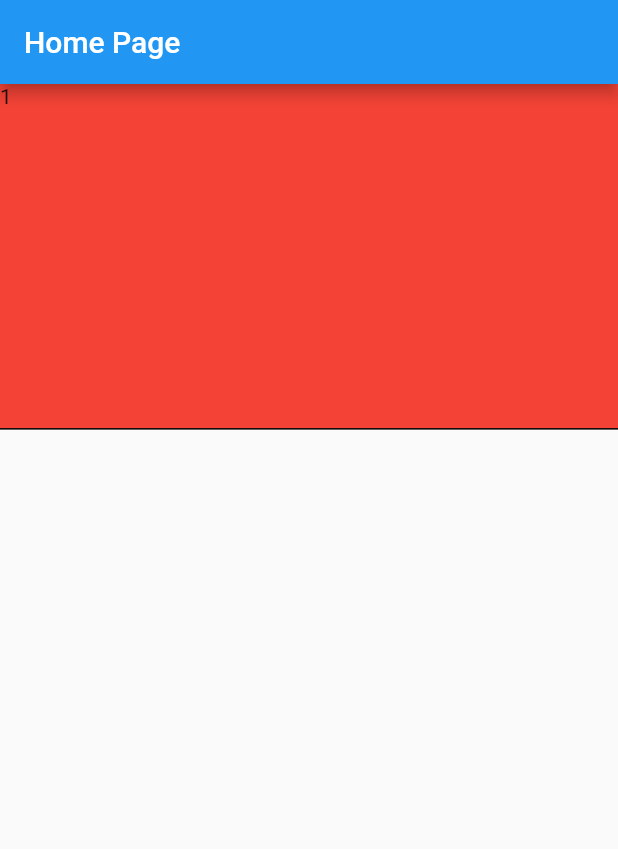
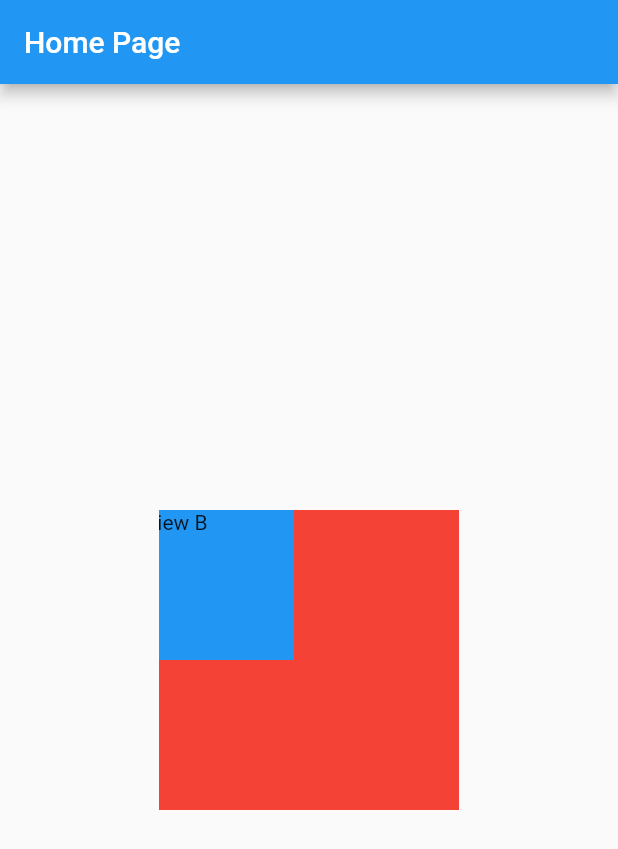
Before and after one commit to phamtanphat/flutter_widget_02022023, a Flutter app: the screen it shows after launch, on a phone screen of 412 x 824 dp. Shown: the top 849 px of the screen. Run offline on Flutter 3.47's test engine with Material 2 defaults, Android fonts, the phone set to English and light mode, and no system bars.

Commit message:
stack clipbehavior

```diff
--- a/lib/home_page.dart
+++ b/lib/home_page.dart
@@ -14,30 +14,36 @@ class _HomePageState extends State<HomePage> {
       appBar: AppBar(
         title: Text("Home Page"),
       ),
-      body: Container(
+      body: SafeArea(
+        child: Container(
           constraints: BoxConstraints.expand(),
-        child: Column(
-          crossAxisAlignment: CrossAxisAlignment.stretch,
+          child: Stack(
+            alignment: Alignment.center,
             children: [
-            Expanded(
-                flex: 3,
+              Container(
+                child: Stack(
+                  clipBehavior: Clip.hardEdge,
+                  children: [
+                    Container(
+                      width: 200,
+                      height: 200,
+                      color: Colors.red,
+                      child: Text("View A"),
+                    ),
+                    Positioned(
+                      left: -10,
                       child: Container(
-                  decoration: BoxDecoration(
-                    color: Colors.red,
-                    border: Border(
-                      bottom: BorderSide(width: 1, color: Colors.black),
-                    )
+                        width: 100,
+                        height: 100,
+                        color: Colors.blue,
+                        child: Text("View B"),
                       ),
-                  child: Text("1"),
-                )
                     ),
-            Expanded(
-                flex: 7,
-                child: Container(
-
-                )
+                  ],
+                ),
               )
             ],
+          )
         ),
       ),
     );
```
Lines whose indentation alone changed are shown as unchanged.
